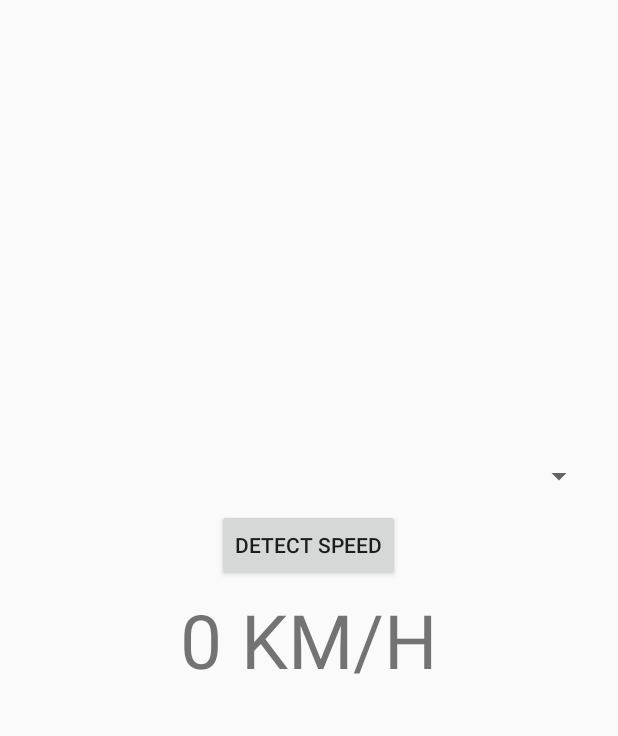
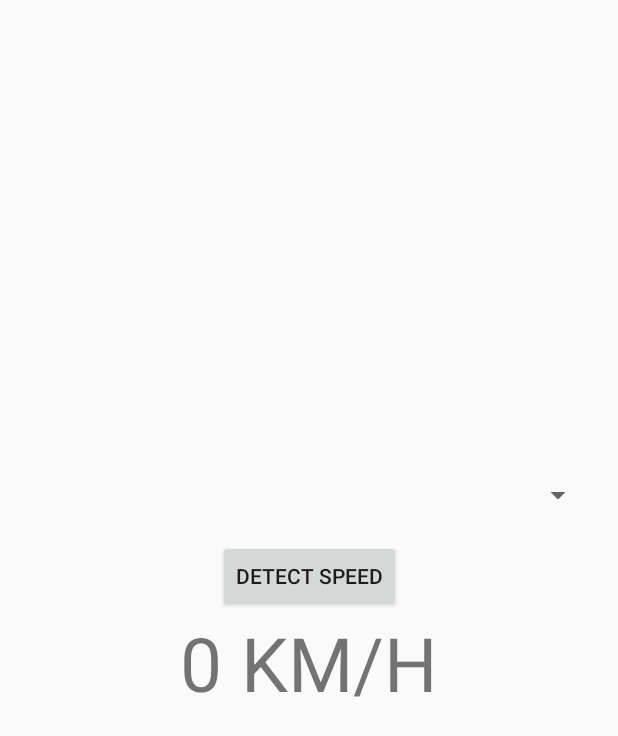
Before and after one commit to zpawlo02/SpeedDetector, an Android app: the layout activity_main.xml on its own in the app's theme, with its tools: preview values and no code run, on a phone screen of 412 x 824 dp. Shown: the top 736 px of the screen. Run offline under Robolectric (Android 15) with nearby library versions, the phone set to English and light mode, and no system bars.

Commit message:
Ads working fine - constraint layout added

```diff
--- a/app/build.gradle
+++ b/app/build.gradle
@@ -1,4 +1,5 @@
 apply plugin: 'com.android.application'
+apply plugin: 'com.google.gms.google-services'
 
 android {
     compileSdkVersion 28
@@ -28,6 +29,7 @@ dependencies {
 
     implementation 'androidx.appcompat:appcompat:1.1.0'
     implementation 'androidx.constraintlayout:constraintlayout:1.1.3'
+    implementation 'com.google.firebase:firebase-ads:18.3.0'
     testImplementation 'junit:junit:4.12'
     androidTestImplementation 'androidx.test.ext:junit:1.1.1'
     androidTestImplementation 'androidx.test.espresso:espresso-core:3.2.0'
--- a/app/src/main/AndroidManifest.xml
+++ b/app/src/main/AndroidManifest.xml
@@ -12,6 +12,9 @@
         android:roundIcon="@mipmap/ic_launcher_round"
         android:supportsRtl="true"
         android:theme="@style/AppTheme">
+        <meta-data
+            android:name="com.google.android.gms.ads.APPLICATION_ID"
+            android:value="ca-app-pub-4562905364103033~2386138692"/>
         <activity android:name=".MainActivity">
             <intent-filter>
                 <action android:name="android.intent.action.MAIN" />
--- a/app/src/main/java/com/example/speeddetector/MainActivity.java
+++ b/app/src/main/java/com/example/speeddetector/MainActivity.java
@@ -22,6 +22,12 @@ import android.widget.Spinner;
 import android.widget.TextView;
 import android.widget.VideoView;
 
+import com.google.android.gms.ads.AdRequest;
+import com.google.android.gms.ads.AdView;
+import com.google.android.gms.ads.MobileAds;
+import com.google.android.gms.ads.initialization.InitializationStatus;
+import com.google.android.gms.ads.initialization.OnInitializationCompleteListener;
+
 import java.io.IOException;
 import java.util.Random;
 
@@ -36,7 +42,7 @@ public class MainActivity extends AppCompatActivity {
     private Integer REQUEST_TAKE_VIDEO = 101,
             maxSpeed = 330, minSpeed = 0;
     private TextView textViewSpeed;
-
+    private AdView mAdView;
 
     @RequiresApi(api = Build.VERSION_CODES.M)
     @Override
@@ -44,6 +50,15 @@ public class MainActivity extends AppCompatActivity {
         super.onCreate(savedInstanceState);
         setContentView(R.layout.activity_main);
 
+        MobileAds.initialize(this, new OnInitializationCompleteListener() {
+            @Override
+            public void onInitializationComplete(InitializationStatus initializationStatus) {
+
+            }
+        });
+        mAdView = (AdView) findViewById(R.id.adView);
+        AdRequest adRequest = new AdRequest.Builder().build();
+        mAdView.loadAd(adRequest);
         spinnerObjects = (Spinner) findViewById(R.id.spinnerChoseObject);
         buttonDetect = (Button) findViewById(R.id.buttonDedectSpeed);
         textViewSpeed = (TextView) findViewById(R.id.textSpeed);
@@ -96,7 +111,7 @@ public class MainActivity extends AppCompatActivity {
     protected void onStop() {
         super.onStop();
         Random rs = new Random();
-        textViewSpeed.setText(String.format("%.2f KM/H", rs.nextDouble() * (maxSpeed - minSpeed)));
+        textViewSpeed.setText(String.format("%.2f KM/H", rs.nextDouble() * (maxSpeed - minSpeed) + minSpeed));
 
     }
 
--- a/app/src/main/res/layout/activity_main.xml
+++ b/app/src/main/res/layout/activity_main.xml
@@ -1,51 +1,75 @@
 <?xml version="1.0" encoding="utf-8"?>
 <RelativeLayout xmlns:android="http://schemas.android.com/apk/res/android"
     xmlns:app="http://schemas.android.com/apk/res-auto"
+    xmlns:ads="http://schemas.android.com/apk/res-auto"
     xmlns:tools="http://schemas.android.com/tools"
     android:layout_width="match_parent"
     android:layout_height="match_parent"
     tools:context=".MainActivity">
+   <androidx.constraintlayout.widget.ConstraintLayout
+       android:layout_width="match_parent"
+       android:layout_height="match_parent">
 
-   <LinearLayout
-       android:layout_width="match_parent"
-       android:layout_height="match_parent"
-       android:orientation="vertical">
       <FrameLayout
           android:id="@+id/flVideo"
           android:layout_width="match_parent"
-          android:layout_height="300dp">
+          android:layout_height="300dp"
+          app:layout_constraintEnd_toEndOf="parent"
+          app:layout_constraintStart_toStartOf="parent"
+          app:layout_constraintTop_toTopOf="parent">
 
       </FrameLayout>
 
       <Spinner
+          android:id="@+id/spinnerChoseObject"
           android:layout_width="match_parent"
-          android:layout_height="wrap_content"
-          android:id="@+id/spinnerChoseObject"
+          android:layout_height="60dp"
           android:layout_gravity="center"
+          android:layout_marginStart="16dp"
+          android:layout_marginEnd="16dp"
           android:spinnerMode="dropdown"
-          android:layout_marginTop="5dp"
-          android:layout_marginLeft="15dp"
-          android:layout_marginRight="15dp"/>
+          app:layout_constraintEnd_toEndOf="parent"
+          app:layout_constraintStart_toStartOf="parent"
+          app:layout_constraintTop_toBottomOf="@+id/flVideo" />
 
       <Button
           android:id="@+id/buttonDedectSpeed"
           android:layout_width="wrap_content"
           android:layout_height="wrap_content"
+          android:layout_gravity="center"
           android:text="@string/detect_speed"
-          android:layout_gravity="center"
-          android:layout_marginTop="10dp"/>
+          app:layout_constraintEnd_toEndOf="parent"
+          app:layout_constraintStart_toStartOf="parent"
+          app:layout_constraintTop_toBottomOf="@+id/spinnerChoseObject" />
 
 
       <TextView
           android:id="@+id/textSpeed"
-          android:layout_marginTop="5dp"
           android:layout_width="match_parent"
           android:layout_height="wrap_content"
+          android:gravity="center"
+          android:text="@string/speed"
           android:textSize="50sp"
-          android:text="@string/speed"
-          android:gravity="center"/>
+          app:layout_constraintEnd_toEndOf="parent"
+          app:layout_constraintStart_toStartOf="parent"
+          app:layout_constraintTop_toBottomOf="@+id/buttonDedectSpeed" />
 
-   </LinearLayout>
+
+   <com.google.android.gms.ads.AdView
+
+       android:id="@+id/adView"
+       android:layout_width="wrap_content"
+       android:layout_height="wrap_content"
+       android:layout_alignParentBottom="true"
+       android:layout_centerHorizontal="true"
+       ads:adSize="BANNER"
+       ads:adUnitId="@string/banner_ad_unit_id"
+       app:layout_constraintBottom_toBottomOf="parent"
+       app:layout_constraintEnd_toEndOf="parent"
+       app:layout_constraintStart_toStartOf="parent"></com.google.android.gms.ads.AdView>
+
+     </androidx.constraintlayout.widget.ConstraintLayout>
+
 
 
 
--- a/app/src/main/res/values/strings.xml
+++ b/app/src/main/res/values/strings.xml
@@ -8,4 +8,6 @@
     <string name="objPlane">Plane</string>
     <string name="detect_speed">DETECT SPEED</string>
     <string name="speed">0 KM/H</string>
+    <string name="banner_ad_unit_id" translatable="false">ca-app-pub-3940256099942544/6300978111</string>
+
 </resources>
--- a/build.gradle
+++ b/build.gradle
@@ -9,6 +9,7 @@ buildscript {
     }
     dependencies {
         classpath 'com.android.tools.build:gradle:3.6.1'
+        classpath 'com.google.gms:google-services:4.3.3'
 
 
         // NOTE: Do not place your application dependencies here; they belong
```
Also changed, not shown: 1 other file.
